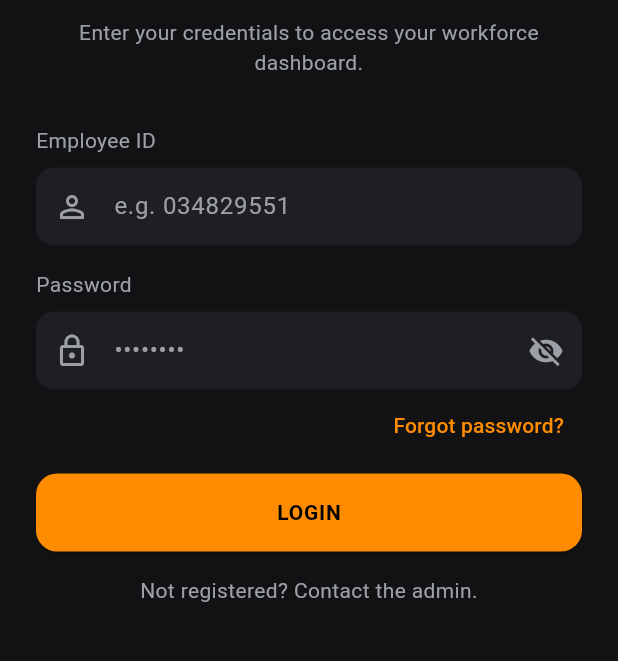
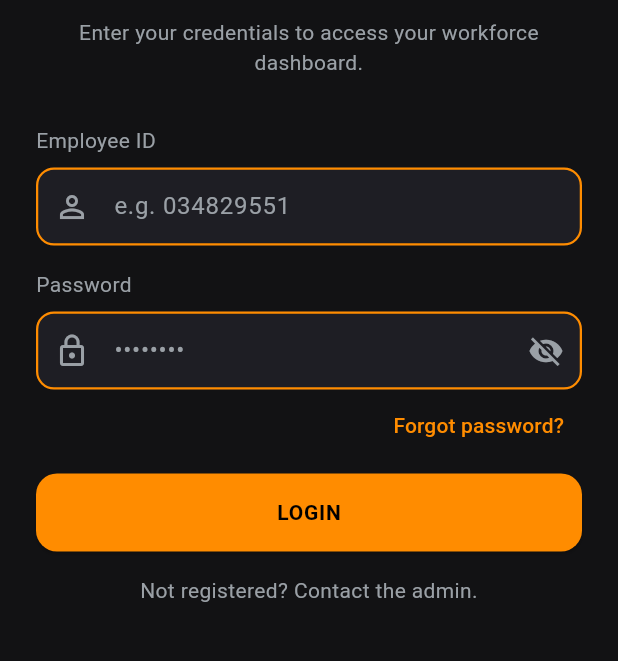
Before and after one commit to talaamm/Professional-security, a Flutter app: the screen it shows after launch, on a phone screen of 412 x 824 dp, the part 413-1074 px from its top. Run offline on Flutter 3.47's test engine with Material 3 defaults, Android fonts, the phone set to English and light mode, and no system bars; our stand-ins replace geolocator, pdf, printing, shared_preferences, supabase_flutter; accounts and stored records are empty.

Commit message:
improve UI boxes were not clear enough

```diff
--- a/professional_security_app/lib/config/theme.dart
+++ b/professional_security_app/lib/config/theme.dart
@@ -43,11 +43,11 @@ class AppTheme {
         contentPadding: const EdgeInsets.symmetric(horizontal: 16, vertical: 14),
         border: OutlineInputBorder(
           borderRadius: BorderRadius.circular(12),
-          borderSide: BorderSide.none,
+          borderSide: const BorderSide(color: AppColors.primary, width: 1.5),
         ),
         enabledBorder: OutlineInputBorder(
           borderRadius: BorderRadius.circular(12),
-          borderSide: BorderSide.none,
+          borderSide: const BorderSide(color: AppColors.primary, width: 1.5),
         ),
         focusedBorder: OutlineInputBorder(
           borderRadius: BorderRadius.circular(12),
```
Also changed, not shown: professional_security_app/lib/screens/home_screen.dart (+1 -7 lines).
